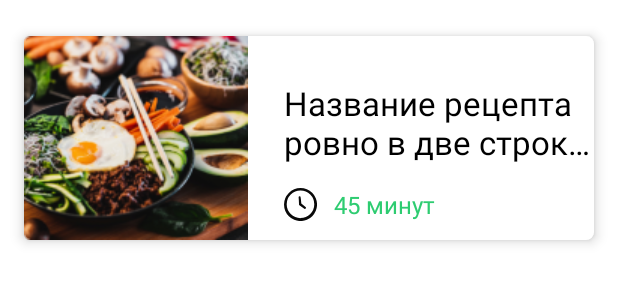
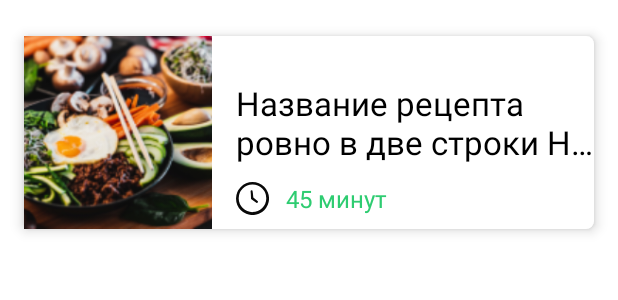
Before and after one commit to Vitaly-if/FunnyFoodApp, an Android app: the layout recipe_item_layout.xml on its own in the app's theme, with its tools: preview values and no code run, on a phone screen of 412 x 824 dp. Shown: the top 300 px of the screen. Run offline under Robolectric (Android 15) with nearby library versions, the phone set to English and light mode, and no system bars; Roboto replaces fonts that are not available here.

Commit message:
fix RecipeUi.kt add Glide

```diff
--- a/app/build.gradle
+++ b/app/build.gradle
@@ -56,4 +56,5 @@ dependencies {
     implementation("com.squareup.okhttp3:mockwebserver:4.10.0")
     implementation 'com.squareup.okhttp3:logging-interceptor:4.9.2'
     implementation "io.realm.kotlin:library-base:0.11.1"
+    implementation 'com.github.bumptech.glide:glide:4.13.2'
 }
--- a/app/src/main/java/com/example/funnyfood/ui/MainViewModel.kt
+++ b/app/src/main/java/com/example/funnyfood/ui/MainViewModel.kt
@@ -7,7 +7,7 @@ import com.example.funnyfood.core.Read
 
 class MainViewModel(
     private val navigator: Read<Int>,
-    private val communication: NavigationCommunication
+    private val communication: NavigationCommunication,
 ) : ViewModel() {
 
     fun init() {
@@ -16,7 +16,6 @@ class MainViewModel(
 
     fun observe(owner: LifecycleOwner, observer: Observer<Int>) {
         communication.observe(owner, observer)
-
     }
 
     fun navigateBack(): Boolean {
--- a/app/src/main/res/layout/recipe_item_layout.xml
+++ b/app/src/main/res/layout/recipe_item_layout.xml
@@ -16,19 +16,21 @@
 
     <ImageView
         android:id="@+id/recipe_imageView"
-        android:layout_width="0dp"
-        android:layout_height="wrap_content"
+        android:layout_width="125dp"
+        android:layout_height="0dp"
         android:adjustViewBounds="true"
+        android:contentDescription="@string/image_recipe"
+        android:scaleType="centerCrop"
+        app:layout_constraintBottom_toBottomOf="parent"
         app:layout_constraintStart_toStartOf="parent"
         app:layout_constraintTop_toTopOf="parent"
-        app:srcCompat="@drawable/rec_img_01"
-        android:contentDescription="@string/image_recipe" />
+        app:srcCompat="@drawable/rec_img_01" />
 
     <TextView
         android:id="@+id/nameTextView"
         android:layout_width="0dp"
         android:layout_height="wrap_content"
-        android:layout_marginStart="24dp"
+        android:layout_marginStart="16dp"
         android:layout_marginTop="30dp"
         android:ellipsize="end"
         android:maxLines="2"
```
Also changed, not shown: app/src/main/java/com/example/funnyfood/ui/recipes/RecipeUi.kt (+7 -2 lines), app/src/main/res/drawable/ic_broken_image.xml (added, +11 -0 lines).
